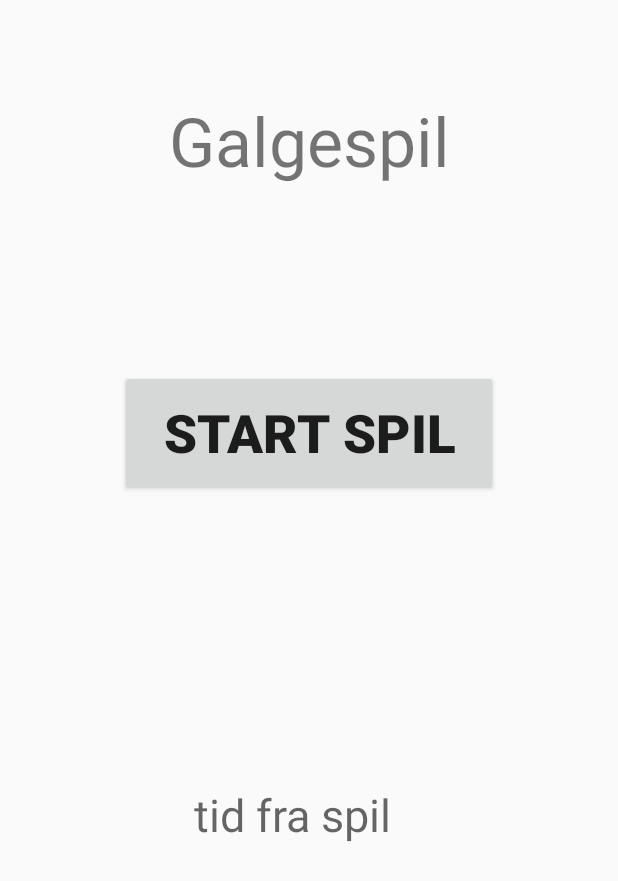
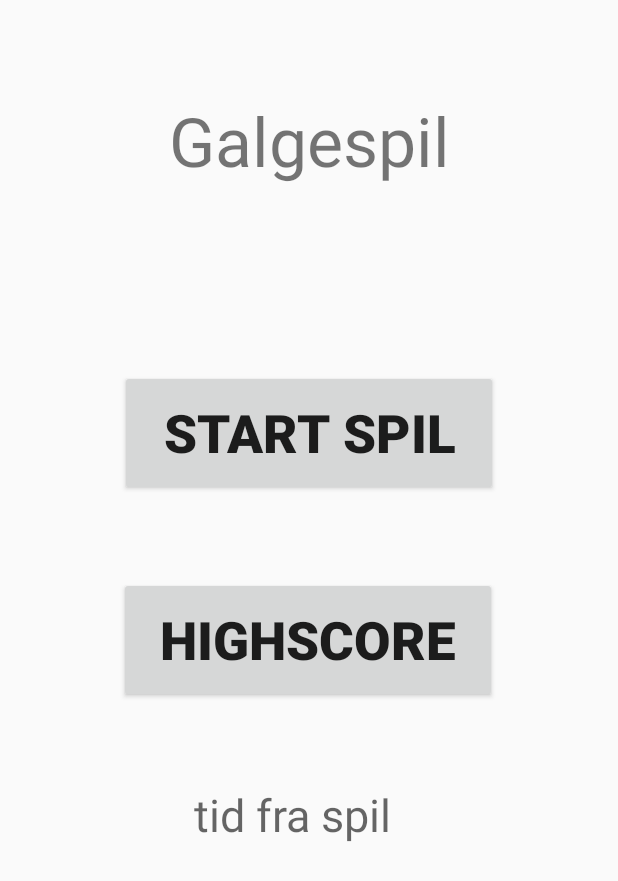
Before and after one commit to patricklopdrup/Hangman, an Android app: the screen it shows after launch (MainActivity), on a phone screen of 412 x 824 dp. Shown: the top 881 px of the screen. Run offline under Robolectric (Android 15) with nearby library versions, the phone set to English and light mode, and no system bars.

Commit message:
Jeg har fået recyclerView til at virke. Nu skal jeg bare have lavet highscore og vise det istedet for test-teksten jeg har nu

```diff
--- a/app/build.gradle
+++ b/app/build.gradle
@@ -26,4 +26,5 @@ dependencies {
     testImplementation 'junit:junit:4.12'
     androidTestImplementation 'androidx.test:runner:1.1.1'
     androidTestImplementation 'androidx.test.espresso:espresso-core:3.1.1'
+    implementation 'androidx.recyclerview:recyclerview:1.0.0'
 }
--- a/app/src/main/AndroidManifest.xml
+++ b/app/src/main/AndroidManifest.xml
@@ -9,7 +9,8 @@
         android:roundIcon="@mipmap/ic_launcher_round"
         android:supportsRtl="true"
         android:theme="@style/AppTheme">
-        <activity android:name=".Game"></activity>
+        <activity android:name=".Highscore" />
+        <activity android:name=".Game" />
         <activity android:name=".MainActivity">
             <intent-filter>
                 <action android:name="android.intent.action.MAIN" />
--- a/app/src/main/java/com/example/galgespil/MainActivity.java
+++ b/app/src/main/java/com/example/galgespil/MainActivity.java
@@ -10,7 +10,7 @@ import android.widget.TextView;
 
 public class MainActivity extends AppCompatActivity implements View.OnClickListener {
 
-    Button startGame;
+    Button startGame, highscore;
     long timeMillisec;
     TextView showTime;
 
@@ -20,8 +20,10 @@ public class MainActivity extends AppCompatActivity implements View.OnClickListe
         setContentView(R.layout.activity_main);
 
         startGame = findViewById(R.id.startGame);
+        highscore = findViewById(R.id.highscore);
 
         startGame.setOnClickListener(this);
+        highscore.setOnClickListener(this);
 
         showTime = findViewById(R.id.test);
         timeMillisec = getIntent().getLongExtra("time", 0);
@@ -34,6 +36,9 @@ public class MainActivity extends AppCompatActivity implements View.OnClickListe
         if(v == startGame) {
             Intent i = new Intent(this, Game.class);
             startActivity(i);
+        } else if(v == highscore) {
+            Intent i = new Intent(this, Highscore.class);
+            startActivity(i);
         }
     }
 }
--- a/app/src/main/res/layout/activity_main.xml
+++ b/app/src/main/res/layout/activity_main.xml
@@ -20,6 +20,21 @@
         app:layout_constraintEnd_toEndOf="parent"
         app:layout_constraintStart_toStartOf="parent"
         app:layout_constraintTop_toBottomOf="@+id/textView" />
+
+    <Button
+        android:id="@+id/highscore"
+        android:layout_width="252dp"
+        android:layout_height="84dp"
+        android:layout_marginStart="33dp"
+        android:layout_marginTop="54dp"
+        android:layout_marginEnd="33dp"
+        android:text="Highscore"
+        android:textSize="35dp"
+        android:textStyle="bold"
+        app:layout_constraintEnd_toEndOf="parent"
+        app:layout_constraintHorizontal_bias="0.494"
+        app:layout_constraintStart_toStartOf="parent"
+        app:layout_constraintTop_toBottomOf="@+id/startGame" />
 
     <TextView
         android:id="@+id/textView"
```
Also changed, not shown: app/src/main/java/com/example/galgespil/Highscore.java (added, +66 -0 lines), app/src/main/java/com/example/galgespil/Keyboard.java (+3 -4 lines), app/src/main/res/layout/activity_highscore.xml (added, +27 -0 lines), app/src/main/res/layout/list_element.xml (added, +35 -0 lines).
